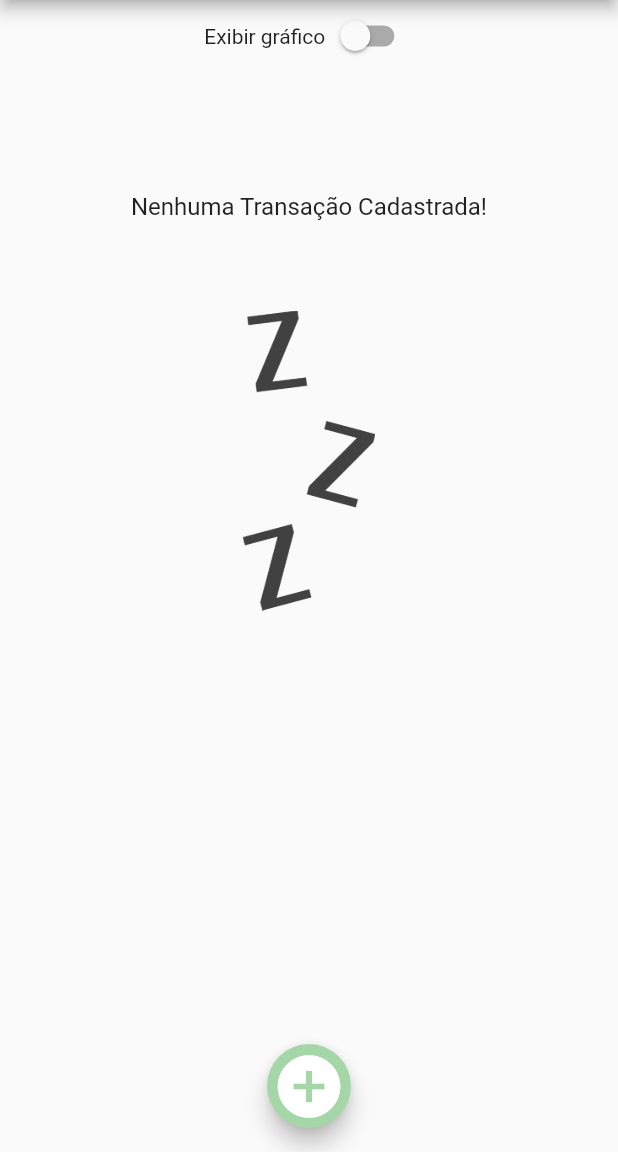
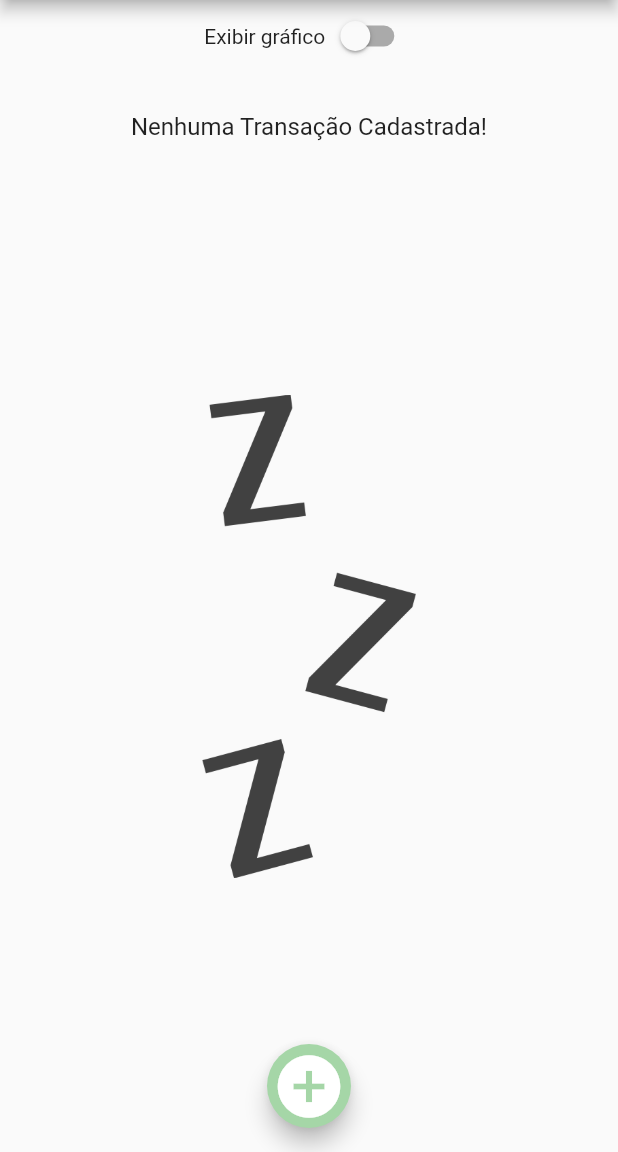
Before and after one commit to CSIRamone/expenses, a Flutter app: the screen it shows after launch, on a phone screen of 412 x 824 dp, the part 84-1236 px from its top. Run offline on Flutter 3.47's test engine with Material 2 defaults, Android fonts, the phone set to English and light mode, and no system bars.

Commit message:
acerto do layout paisagem

```diff
--- a/lib/components/chart.dart
+++ b/lib/components/chart.dart
@@ -39,9 +39,7 @@ class Chart extends StatelessWidget {
 
   @override
   Widget build(BuildContext context) {
-    return Container(
-      height: MediaQuery.of(context).size.height * 0.4,
-      child: Card(
+    return Card(
       elevation: 8,
       margin: EdgeInsets.all(20),
       child: Padding(
@@ -62,7 +60,6 @@ class Chart extends StatelessWidget {
           }).toList(),
         ),
       ),
-      ),
     );
   }
 }
--- a/lib/components/transaction_list.dart
+++ b/lib/components/transaction_list.dart
@@ -10,26 +10,31 @@ class Transaction_list extends StatelessWidget {
 
   @override
   Widget build(BuildContext context) {
-    return Container(
+    return SizedBox(
         height: MediaQuery.of(context).size.height * 0.6,
         child: transactions.isEmpty
-            ? Column(
+            ? LayoutBuilder(builder: (context, constraints) {
+                return Column(
                   children: [
-                  const SizedBox(height: 80),
-                  Text(
+                    SizedBox(height: constraints.maxHeight * 0.05),
+                    SizedBox(
+                      height: constraints.maxHeight * 0.3,
+                      child: Text(
                         'Nenhuma Transação Cadastrada!',
                         style: Theme.of(context).textTheme.titleMedium,
                       ),
-                  const SizedBox(height: 60),
+                    ),
+                    SizedBox(height: constraints.maxHeight * 0.05),
                     SizedBox(
-                    height: 200,
+                      height: constraints.maxHeight * 0.6,
                       child: Image.asset(
                         'assets/imagens/waiting.png',
                         fit: BoxFit.cover,
                       ),
                     ),
                   ],
-              )
+                );
+              })
             : ListView.builder(
                 itemCount: transactions.length,
                 itemBuilder: (context, index) {
```
Lines whose indentation alone changed are shown as unchanged.
